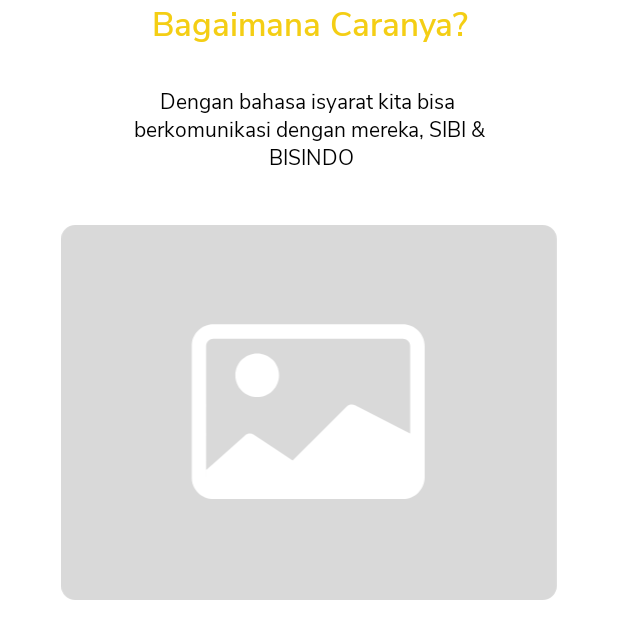
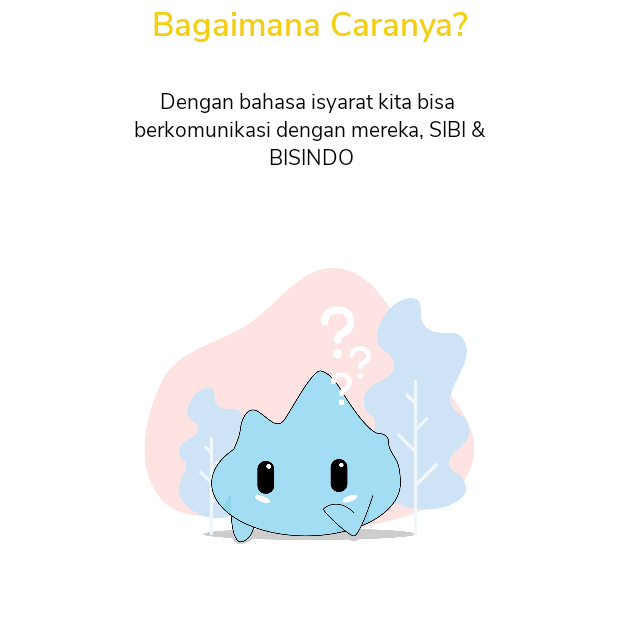
Before and after one commit to DifaApp/MD-Difa-App, an Android app: the fragment FragmentOnboardingPage2 placed in its activity, on a phone screen of 412 x 824 dp. Shown: the top 639 px of the screen. Run offline under Robolectric (Android 15) with nearby library versions, the phone set to English and light mode, and no system bars.

Commit message:
Minor: Add Image for onboarding & get started

```diff
--- a/app/src/main/res/layout/fragment_onboarding_page2.xml
+++ b/app/src/main/res/layout/fragment_onboarding_page2.xml
@@ -36,21 +36,13 @@
 
     <ImageView
         android:id="@+id/iv_onboarding_page1"
-        android:layout_width="match_parent"
-        android:layout_height="250dp"
-        android:layout_marginHorizontal="16dp"
-        android:layout_marginTop="25dp"
-        android:src="@drawable/dummy_image"
-        app:layout_constraintBottom_toTopOf="@+id/guideline5"
+        android:layout_width="300dp"
+        android:layout_height="300dp"
+        android:layout_marginTop="10dp"
+        android:src="@drawable/img_onboarding_2"
         app:layout_constraintEnd_toEndOf="parent"
         app:layout_constraintStart_toStartOf="parent"
         app:layout_constraintTop_toBottomOf="@+id/tv_headline_body_page2" />
 
-    <androidx.constraintlayout.widget.Guideline
-        android:id="@+id/guideline5"
-        android:layout_width="wrap_content"
-        android:layout_height="wrap_content"
-        android:orientation="horizontal"
-        app:layout_constraintGuide_begin="410dp" />
 
 </androidx.constraintlayout.widget.ConstraintLayout>
```
Also changed, not shown: app/src/main/AndroidManifest.xml (+4 -6 lines), app/src/main/res/layout/activity_get_started.xml (+4 -5 lines), app/src/main/res/layout/fragment_onboarding_page1.xml (+4 -13 lines), app/src/main/res/layout/fragment_onboarding_page3.xml (+4 -12 lines), app/src/main/res/drawable/img_getstarted.png (added), app/src/main/res/drawable/img_onboarding_1.png (added), app/src/main/res/drawable/img_onboarding_2.png (added), app/src/main/res/drawable/img_onboarding_3.png (added).
